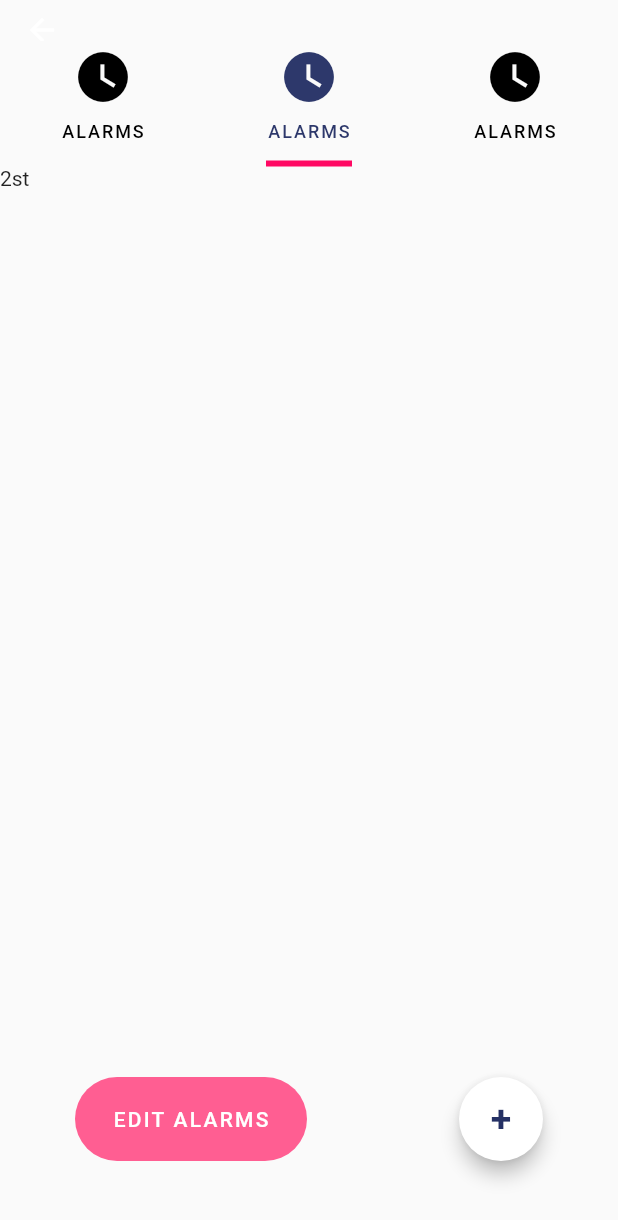
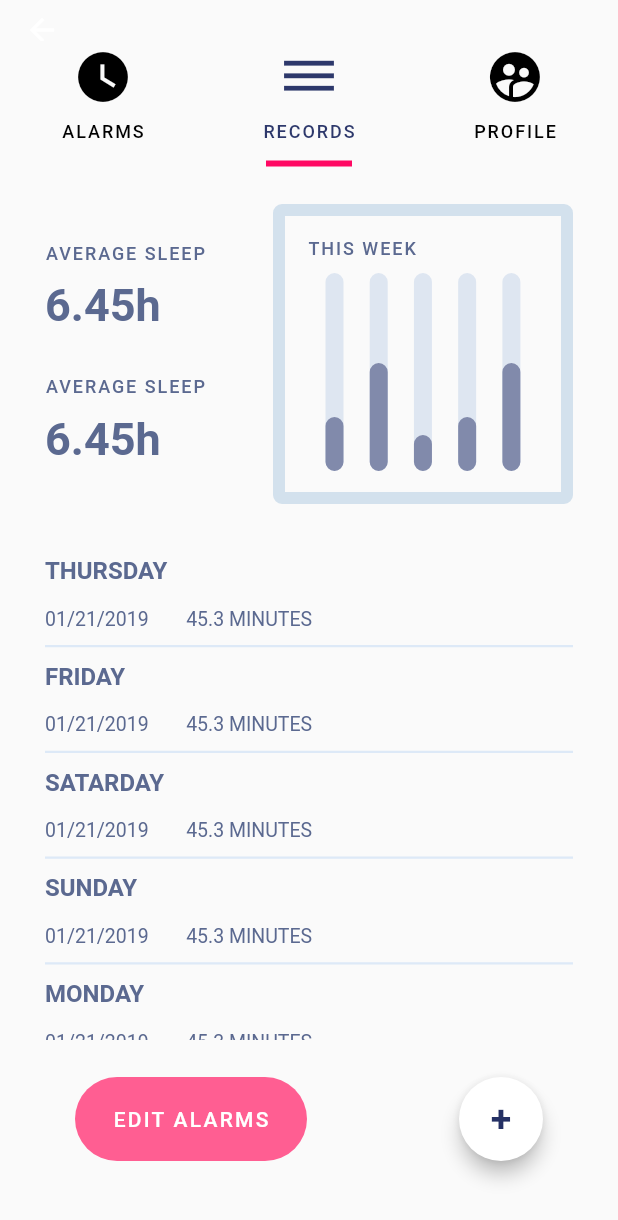
Before and after one commit to ravikant-paudel/flutter_clone, a Flutter app: the AppClock screen opened directly, tab 2 chosen, on a phone screen of 412 x 824 dp. Shown: the top 1220 px of the screen. Run offline on Flutter 3.47's test engine with Material 2 defaults, Android fonts, the phone set to English and light mode, and no system bars.

Commit message:
Created second Page i.e. Records

```diff
--- a/lib/appClock/app_clock.dart
+++ b/lib/appClock/app_clock.dart
@@ -3,6 +3,7 @@ import 'package:flutter/painting.dart';
 import 'package:flutter/rendering.dart';
 
 import 'screen/first_tab.dart';
+import 'screen/second_tab.dart';
 
 class AppClock extends StatelessWidget {
   @override
@@ -51,16 +52,16 @@ class AppClock extends StatelessWidget {
                             ),
                           ),
                           Tab(
-                            text: 'ALARMS',
+                            text: 'RECORDS',
                             icon: Icon(
-                              Icons.watch_later,
+                              Icons.dehaze,
                               size: 40,
                             ),
                           ),
                           Tab(
-                            text: 'ALARMS',
+                            text: 'PROFILE',
                             icon: Icon(
-                              Icons.watch_later,
+                              Icons.supervised_user_circle,
                               size: 40,
                             ),
                           ),
@@ -77,8 +78,10 @@ class AppClock extends StatelessWidget {
               Center(
                 child: FirstTab(),
               ),
-              Text('2st'),
-              Text('3st'),
+              Center(
+                child: SecondTab(),
+              ),
+              Center(child: Text('Waiting for Design')),
             ],
           ),
         ),
--- a/lib/appClock/clock/clock_hands.dart
+++ b/lib/appClock/clock/clock_hands.dart
@@ -38,7 +38,7 @@ class ClockHands extends StatelessWidget {
 }
 
 //class _ClockHandState extends State<ClockHands> {
-Timer _timer;
+//Timer _timer;
 //
 //  _ClockHandState();
 //
--- /dev/null
+++ b/lib/appClock/screen/record_item.dart
@@ -0,0 +1,71 @@
+import 'package:flutter/material.dart';
+
+class RecordItem extends StatelessWidget {
+  const RecordItem({
+    Key key,
+    @required Color fontColor,
+    @required double smallFontSpacing,
+    @required String day,
+  })  : _fontColor = fontColor,
+        _smallFontSpacing = smallFontSpacing,
+        _day = day,
+        super(key: key);
+
+  final Color _fontColor;
+  final double _smallFontSpacing;
+  final String _day;
+
+  @override
+  Widget build(BuildContext context) {
+    return Container(
+      padding: EdgeInsets.symmetric(vertical: 10),
+      decoration: BoxDecoration(
+        border: Border(
+          bottom: BorderSide(
+            color: Color(0xffdde9f7),
+            width: 1.5,
+          ),
+        ),
+      ),
+      child: Column(
+        crossAxisAlignment: CrossAxisAlignment.start,
+        children: <Widget>[
+          Text(
+            _day,
+            style: TextStyle(
+              fontSize: 16,
+              fontWeight: FontWeight.w700,
+              color: _fontColor,
+            ),
+          ),
+          SizedBox(
+            height: 15,
+          ),
+          Row(
+            children: <Widget>[
+              Text(
+                '01/21/2019',
+                style: TextStyle(
+                    fontSize: 13,
+                    fontWeight: FontWeight.w400,
+//                          letterSpacing: _smallFontSize,
+                    color: _fontColor),
+              ),
+              SizedBox(width: 25),
+              Expanded(
+                child: Text(
+                  '45.3 MINUTES',
+                  style: TextStyle(
+                      fontSize: 13,
+                      fontWeight: FontWeight.w400,
+//                            letterSpacing: _smallFontSize,
+                      color: _fontColor),
+                ),
+              ),
+            ],
+          ),
+        ],
+      ),
+    );
+  }
+}
--- /dev/null
+++ b/lib/appClock/screen/second_tab.dart
@@ -0,0 +1,181 @@
+import 'package:flutter/material.dart';
+import 'package:flutterclone/appClock/screen/record_item.dart';
+import 'package:flutter/rendering.dart';
+
+class SecondTab extends StatelessWidget {
+  final double _smallFontSize = 12;
+  final double _valFontSize = 30;
+  final FontWeight _smallFontWeight = FontWeight.w500;
+  final FontWeight _valFontWeight = FontWeight.w700;
+  final Color _fontColor = Color(0xff5b6990);
+  final double _smallFontSpacing = 1.3;
+
+  @override
+  Widget build(BuildContext context) {
+    return Container(
+      padding: EdgeInsets.symmetric(horizontal: 30, vertical: 25),
+      alignment: Alignment.center,
+      child: ListView(
+        children: <Widget>[
+          Row(
+            mainAxisAlignment: MainAxisAlignment.spaceBetween,
+            children: <Widget>[
+              Column(
+                crossAxisAlignment: CrossAxisAlignment.start,
+                children: <Widget>[
+                  Text("AVERAGE SLEEP",
+                      style: TextStyle(
+                        fontWeight: _smallFontWeight,
+                        fontSize: _smallFontSize,
+                        letterSpacing: _smallFontSpacing,
+                        color: _fontColor,
+                      )),
+                  SizedBox(height: 10),
+                  Text("6.45h",
+                      style: TextStyle(
+                        fontWeight: _valFontWeight,
+                        fontSize: _valFontSize,
+                        color: _fontColor,
+                      )),
+                  SizedBox(height: 30),
+                  Text("AVERAGE SLEEP",
+                      style: TextStyle(
+                        fontWeight: _smallFontWeight,
+                        fontSize: _smallFontSize,
+                        letterSpacing: _smallFontSpacing,
+                        color: _fontColor,
+                      )),
+                  SizedBox(height: 10),
+                  Text("6.45h",
+                      style: TextStyle(
+                        fontWeight: _valFontWeight,
+                        fontSize: _valFontSize,
+                        color: _fontColor,
+                      )),
+                ],
+              ),
+              Container(
+                height: 200,
+                width: 200,
+                decoration: BoxDecoration(
+                    border: Border.all(
+                      width: 8,
+                      color: Color(0xffd3e1ed),
+                    ),
+                    borderRadius: BorderRadius.circular(6)),
+                padding: EdgeInsets.all(15),
+                child: Column(
+                  crossAxisAlignment: CrossAxisAlignment.start,
+                  children: <Widget>[
+                    Text(
+                      'THIS WEEK',
+                      style: TextStyle(
+                        fontSize: _smallFontSize,
+                        fontWeight: _smallFontWeight,
+                        letterSpacing: _smallFontSpacing,
+                        color: _fontColor,
+                      ),
+                    ),
+                    SizedBox(
+                      height: 15,
+                    ),
+                    Container(
+                      height: 120,
+                      padding: EdgeInsets.symmetric(horizontal: 10),
+                      width: double.infinity,
+                      child: CustomPaint(
+                        foregroundPainter: GraphPainter(),
+                      ),
+                    ),
+                  ],
+                ),
+              ),
+            ],
+          ),
+          SizedBox(
+            height: 25,
+          ),
+          RecordItem(
+              fontColor: _fontColor,
+              smallFontSpacing: _smallFontSpacing,
+              day: 'THURSDAY'),
+          RecordItem(
+              fontColor: _fontColor,
+              smallFontSpacing: _smallFontSpacing,
+              day: 'FRIDAY'),
+          RecordItem(
+              fontColor: _fontColor,
+              smallFontSpacing: _smallFontSpacing,
+              day: 'SATARDAY'),
+          RecordItem(
+              fontColor: _fontColor,
+              smallFontSpacing: _smallFontSpacing,
+              day: 'SUNDAY'),
+          RecordItem(
+              fontColor: _fontColor,
+              smallFontSpacing: _smallFontSpacing,
+              day: 'MONDAY'),
+          RecordItem(
+              fontColor: _fontColor,
+              smallFontSpacing: _smallFontSpacing,
+              day: 'TUESDAY'),
+          RecordItem(
+              fontColor: _fontColor,
+              smallFontSpacing: _smallFontSpacing,
+              day: 'WEDNESDAY'),
+          RecordItem(
+              fontColor: _fontColor,
+              smallFontSpacing: _smallFontSpacing,
+              day: 'THURSDAY'),
+        ],
+      ),
+    );
+  }
+}
+
+class GraphPainter extends CustomPainter {
+  Paint trackBarPaint = Paint()
+    ..color = Color(0xff818aab)
+    ..style = PaintingStyle.stroke
+    ..strokeCap = StrokeCap.round
+    ..strokeWidth = 12;
+
+  Paint trackPaint = Paint()
+    ..color = Color(0xffdee6f1)
+    ..style = PaintingStyle.stroke
+    ..strokeCap = StrokeCap.round
+    ..strokeWidth = 12;
+
+  @override
+  void paint(Canvas canvas, Size size) {
+    Path trackPath = Path();
+    Path trackBarPath = Path();
+
+    List val = [
+      size.height * 0.8,
+      size.height * 0.5,
+      size.height * 0.9,
+      size.height * 0.8,
+      size.height * 0.5,
+    ];
+
+    double origin = 8;
+
+    for (int i = 0; i < val.length; i++) {
+      trackPath.moveTo(origin, size.height);
+      trackPath.lineTo(origin, 0);
+
+      trackBarPath.moveTo(origin, size.height);
+      trackBarPath.lineTo(origin, val[i]);
+
+      origin = origin + size.width * 0.22;
+    }
+    canvas.drawPath(trackPath, trackPaint);
+    canvas.drawPath(trackBarPath, trackBarPaint);
+  }
+
+  @override
+  bool shouldRepaint(CustomPainter oldDelegate) {
+    return false;
+  }
+}
--- a/lib/feature_list.dart
+++ b/lib/feature_list.dart
@@ -16,51 +16,96 @@ class FeatureList extends StatelessWidget {
             Padding(
               padding: const EdgeInsets.all(8.0),
               child: RaisedButton(
-                child: Text('Clock'),
+                child: Text(
+                  'Clock',
+                  style: TextStyle(
+                    letterSpacing: 1.5,
+                  ),
+                ),
+                color: Color(0xffff5e92),
+                textColor: Colors.white,
+                padding: EdgeInsets.symmetric(vertical: 20, horizontal: 25),
+                shape: RoundedRectangleBorder(
+                  borderRadius: BorderRadius.circular(50),
+                ),
                 onPressed: () {
                   Navigator.push(
                     context,
                     MaterialPageRoute(builder: (context) => AppClock()),
                   );
                 },
-                textColor: Colors.white,
-                color: Colors.teal,
               ),
             ),
             Padding(
               padding: const EdgeInsets.all(8.0),
               child: RaisedButton(
-                child: Text('A'),
+                child: Text(
+                  'A',
+                  style: TextStyle(
+                    letterSpacing: 1.5,
+                  ),
+                ),
+                color: Color(0xffff5e92),
+                textColor: Colors.white,
+                padding: EdgeInsets.symmetric(vertical: 20, horizontal: 25),
+                shape: RoundedRectangleBorder(
+                  borderRadius: BorderRadius.circular(50),
+                ),
                 onPressed: () {},
-                textColor: Colors.white,
-                color: Colors.teal,
               ),
             ),
             Padding(
               padding: const EdgeInsets.all(8.0),
               child: RaisedButton(
-                child: Text('C'),
+                child: Text(
+                  'C',
+                  style: TextStyle(
+                    letterSpacing: 1.5,
+                  ),
+                ),
+                color: Color(0xffff5e92),
+                textColor: Colors.white,
+                padding: EdgeInsets.symmetric(vertical: 20, horizontal: 25),
+                shape: RoundedRectangleBorder(
+                  borderRadius: BorderRadius.circular(50),
+                ),
                 onPressed: () {},
-                textColor: Colors.white,
-                color: Colors.teal,
               ),
             ),
             Padding(
               padding: const EdgeInsets.all(8.0),
               child: RaisedButton(
-                child: Text('D'),
+                child: Text(
+                  'D',
+                  style: TextStyle(
+                    letterSpacing: 1.5,
+                  ),
+                ),
+                color: Color(0xffff5e92),
+                textColor: Colors.white,
+                padding: EdgeInsets.symmetric(vertical: 20, horizontal: 25),
+                shape: RoundedRectangleBorder(
+                  borderRadius: BorderRadius.circular(50),
+                ),
                 onPressed: () {},
-                textColor: Colors.white,
-                color: Colors.teal,
               ),
             ),
             Padding(
               padding: const EdgeInsets.all(8.0),
               child: RaisedButton(
-                child: Text('E'),
+                child: Text(
+                  'E',
+                  style: TextStyle(
+                    letterSpacing: 1.5,
+                  ),
+                ),
+                color: Color(0xffff5e92),
+                textColor: Colors.white,
+                padding: EdgeInsets.symmetric(vertical: 20, horizontal: 25),
+                shape: RoundedRectangleBorder(
+                  borderRadius: BorderRadius.circular(50),
+                ),
                 onPressed: () {},
-                textColor: Colors.white,
-                color: Colors.teal,
               ),
             ),
           ],
```
